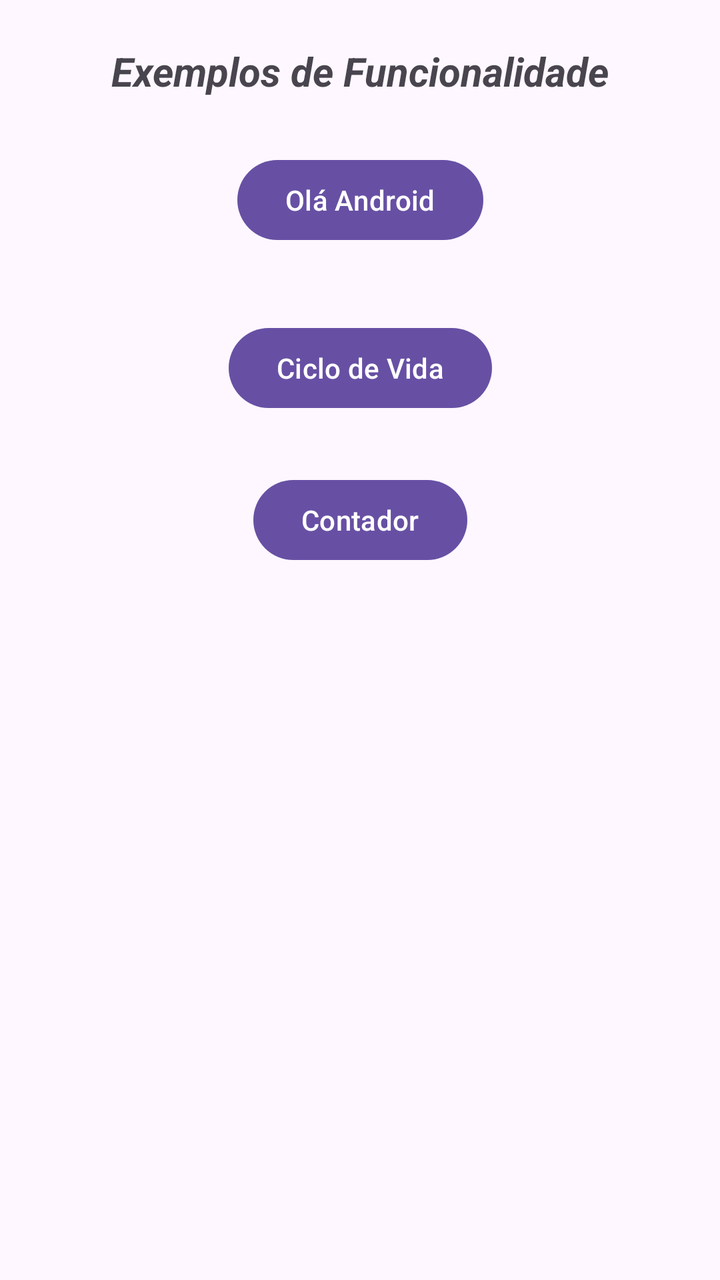
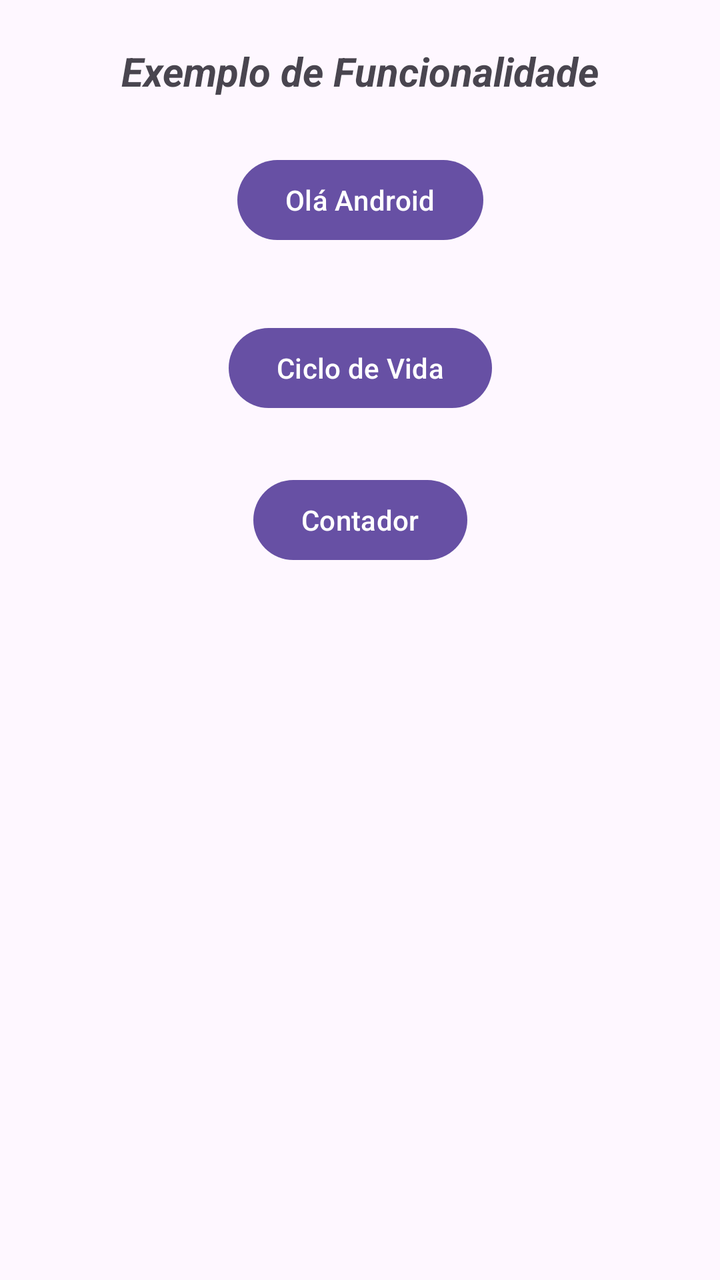

Screens rendered from an Android XML layout before and after an edit, with the pre-edit source and the edit as a unified diff.
<!-- AndroidManifest.xml: application theme Theme.MeuAPP -->
<!-- res/layout/activity_principal.xml -->
<?xml version="1.0" encoding="utf-8"?>
<androidx.constraintlayout.widget.ConstraintLayout xmlns:android="http://schemas.android.com/apk/res/android"
    xmlns:app="http://schemas.android.com/apk/res-auto"
    xmlns:tools="http://schemas.android.com/tools"
    android:id="@+id/main"
    android:layout_width="match_parent"
    android:layout_height="match_parent"
    tools:context=".Principal">

    <Button
        android:id="@+id/btOla"
        android:layout_width="wrap_content"
        android:layout_height="wrap_content"
        android:layout_marginTop="76dp"
        android:text="Olá Android"
        app:layout_constraintEnd_toEndOf="parent"
        app:layout_constraintStart_toStartOf="parent"
        app:layout_constraintTop_toTopOf="parent" />

    <Button
        android:id="@+id/btCiclo"
        android:layout_width="wrap_content"
        android:layout_height="wrap_content"
        android:layout_marginTop="36dp"
        android:text="Ciclo de Vida"
        app:layout_constraintEnd_toEndOf="parent"
        app:layout_constraintStart_toStartOf="parent"
        app:layout_constraintTop_toBottomOf="@+id/btOla" />

    <Button
        android:id="@+id/btContador"
        android:layout_width="wrap_content"
        android:layout_height="wrap_content"
        android:layout_marginTop="28dp"
        android:text="Contador"
        app:layout_constraintEnd_toEndOf="parent"
        app:layout_constraintStart_toStartOf="parent"
        app:layout_constraintTop_toBottomOf="@+id/btCiclo" />

    <TextView
        android:id="@+id/textView2"
        android:layout_width="wrap_content"
        android:layout_height="wrap_content"
        android:layout_marginTop="22dp"
        android:text="Exemplos de Funcionalidade"
        android:textSize="20sp"
        android:textStyle="bold|italic"
        app:layout_constraintEnd_toEndOf="parent"
        app:layout_constraintStart_toStartOf="parent"
        app:layout_constraintTop_toTopOf="parent" />
</androidx.constraintlayout.widget.ConstraintLayout>
<!-- resources referenced by this layout -->
<resources>
  <style name="Theme.MeuAPP" parent="Base.Theme.MeuAPP" />
  <style name="Base.Theme.MeuAPP" parent="Theme.Material3.DayNight.NoActionBar">
          
          
      </style>
</resources>

<!-- the commit's change to res/layout/activity_principal.xml (unified diff, before → after) -->
@@ -12,7 +12,7 @@
         android:layout_width="wrap_content"
         android:layout_height="wrap_content"
         android:layout_marginTop="76dp"
-        android:text="Olá Android"
+        android:text="@string/ola"
         app:layout_constraintEnd_toEndOf="parent"
         app:layout_constraintStart_toStartOf="parent"
         app:layout_constraintTop_toTopOf="parent" />
@@ -22,7 +22,7 @@
         android:layout_width="wrap_content"
         android:layout_height="wrap_content"
         android:layout_marginTop="36dp"
-        android:text="Ciclo de Vida"
+        android:text="@string/ciclo"
         app:layout_constraintEnd_toEndOf="parent"
         app:layout_constraintStart_toStartOf="parent"
         app:layout_constraintTop_toBottomOf="@+id/btOla" />
@@ -32,7 +32,7 @@
         android:layout_width="wrap_content"
         android:layout_height="wrap_content"
         android:layout_marginTop="28dp"
-        android:text="Contador"
+        android:text="@string/contador"
         app:layout_constraintEnd_toEndOf="parent"
         app:layout_constraintStart_toStartOf="parent"
         app:layout_constraintTop_toBottomOf="@+id/btCiclo" />
@@ -42,7 +42,7 @@
         android:layout_width="wrap_content"
         android:layout_height="wrap_content"
         android:layout_marginTop="22dp"
-        android:text="Exemplos de Funcionalidade"
+        android:text="@string/titulo"
         android:textSize="20sp"
         android:textStyle="bold|italic"
         app:layout_constraintEnd_toEndOf="parent"
<!-- resource entries referenced after the edit -->
@@ -1,5 +1,9 @@
 <!-- resources referenced by this layout -->
 <resources>
+  <string name="ciclo">Ciclo de Vida</string>
+  <string name="contador">Contador</string>
+  <string name="ola">Olá Android</string>
+  <string name="titulo">Exemplo de Funcionalidade</string>
   <style name="Theme.MeuAPP" parent="Base.Theme.MeuAPP" />
   <style name="Base.Theme.MeuAPP" parent="Theme.Material3.DayNight.NoActionBar">
           
